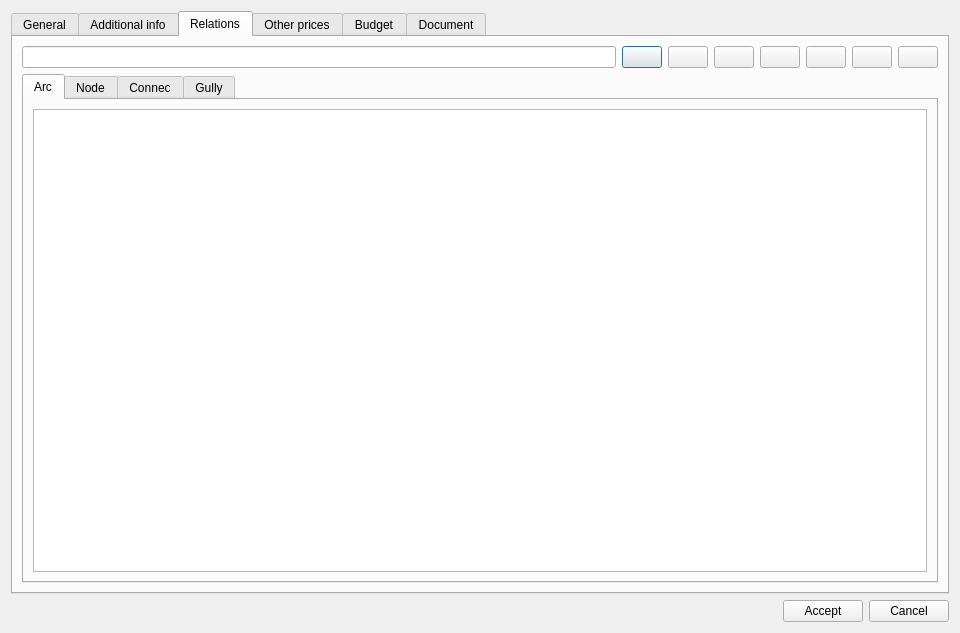
Above: core/ui/toolbars/plan/psector.ui from Giswater/giswater_qgis_plugin before the change. Below: the same form after it.
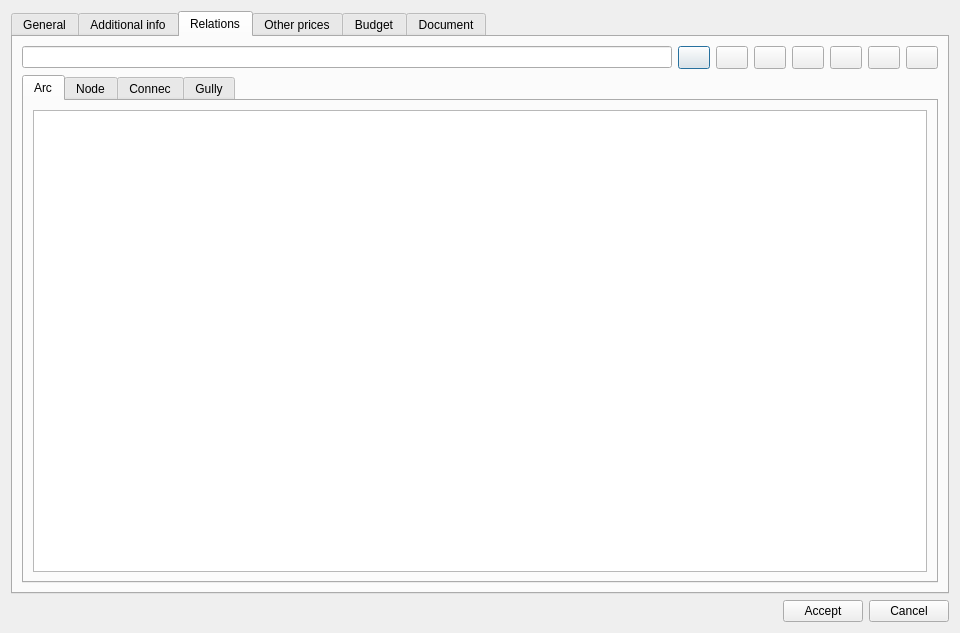
That is the form after the change. The open tabs and pages were chosen to show the change. Icons and pictures are not drawn.

Commit message: Enhancement: resize action buttons from tab relations on psector form

```diff
--- a/core/ui/toolbars/plan/psector.ui
+++ b/core/ui/toolbars/plan/psector.ui
@@ -20,7 +20,7 @@
    <string>Plan psector</string>
   </property>
   <layout class="QGridLayout" name="gridLayout_5">
-   <item row="0" column="0">
+   <item row="1" column="0">
     <widget class="QTabWidget" name="tabWidget">
      <property name="toolTip">
       <string/>
@@ -687,30 +687,61 @@
       </attribute>
       <layout class="QVBoxLayout" name="verticalLayout_2">
        <item>
-        <layout class="QHBoxLayout" name="horizontalLayout_13">
+        <layout class="QHBoxLayout" name="horizontalLayout_17">
          <item>
           <widget class="QLineEdit" name="feature_id"/>
          </item>
          <item>
           <widget class="QPushButton" name="btn_insert">
+           <property name="enabled">
+            <bool>true</bool>
+           </property>
+           <property name="sizePolicy">
+            <sizepolicy hsizetype="Preferred" vsizetype="Preferred">
+             <horstretch>0</horstretch>
+             <verstretch>0</verstretch>
+            </sizepolicy>
+           </property>
+           <property name="minimumSize">
+            <size>
+             <width>32</width>
+             <height>23</height>
+            </size>
+           </property>
+           <property name="maximumSize">
+            <size>
+             <width>32</width>
+             <height>23</height>
+            </size>
+           </property>
            <property name="text">
             <string/>
            </property>
-           <property name="icon">
-            <iconset>
-             <normaloff>../../../../Users/user/AppData/Roaming/QGIS/QGIS3/profiles/default/python/plugins/giswater/icons/111b.png</normaloff>../../../../Users/user/AppData/Roaming/QGIS/QGIS3/profiles/default/python/plugins/giswater/icons/111b.png</iconset>
-           </property>
           </widget>
          </item>
          <item>
           <widget class="QPushButton" name="btn_delete">
+           <property name="sizePolicy">
+            <sizepolicy hsizetype="Preferred" vsizetype="Preferred">
+             <horstretch>0</horstretch>
+             <verstretch>0</verstretch>
+            </sizepolicy>
+           </property>
+           <property name="minimumSize">
+            <size>
+             <width>32</width>
+             <height>23</height>
+            </size>
+           </property>
+           <property name="maximumSize">
+            <size>
+             <width>32</width>
+             <height>23</height>
+            </size>
+           </property>
            <property name="text">
             <string/>
            </property>
-           <property name="icon">
-            <iconset>
-             <normaloff>../../../../Users/user/AppData/Roaming/QGIS/QGIS3/profiles/default/python/plugins/giswater/icons/112b.png</normaloff>../../../../Users/user/AppData/Roaming/QGIS/QGIS3/profiles/default/python/plugins/giswater/icons/112b.png</iconset>
-           </property>
           </widget>
          </item>
          <item>
@@ -718,17 +749,49 @@
            <property name="enabled">
             <bool>true</bool>
            </property>
+           <property name="sizePolicy">
+            <sizepolicy hsizetype="Preferred" vsizetype="Preferred">
+             <horstretch>0</horstretch>
+             <verstretch>0</verstretch>
+            </sizepolicy>
+           </property>
+           <property name="minimumSize">
+            <size>
+             <width>32</width>
+             <height>23</height>
+            </size>
+           </property>
+           <property name="maximumSize">
+            <size>
+             <width>32</width>
+             <height>23</height>
+            </size>
+           </property>
            <property name="text">
             <string/>
            </property>
-           <property name="icon">
-            <iconset>
-             <normaloff>../../../../Users/user/AppData/Roaming/QGIS/QGIS3/profiles/default/python/plugins/giswater/icons/137.png</normaloff>../../../../Users/user/AppData/Roaming/QGIS/QGIS3/profiles/default/python/plugins/giswater/icons/137.png</iconset>
-           </property>
           </widget>
          </item>
          <item>
           <widget class="QPushButton" name="btn_toggle">
+           <property name="sizePolicy">
+            <sizepolicy hsizetype="Preferred" vsizetype="Preferred">
+             <horstretch>0</horstretch>
+             <verstretch>0</verstretch>
+            </sizepolicy>
+           </property>
+           <property name="minimumSize">
+            <size>
+             <width>32</width>
+             <height>23</height>
+            </size>
+           </property>
+           <property name="maximumSize">
+            <size>
+             <width>32</width>
+             <height>23</height>
+            </size>
+           </property>
            <property name="text">
             <string/>
            </property>
@@ -736,6 +799,24 @@
          </item>
          <item>
           <widget class="QPushButton" name="btn_select_arc">
+           <property name="sizePolicy">
+            <sizepolicy hsizetype="Preferred" vsizetype="Preferred">
+             <horstretch>0</horstretch>
+             <verstretch>0</verstretch>
+            </sizepolicy>
+           </property>
+           <property name="minimumSize">
+            <size>
+             <width>32</width>
+             <height>23</height>
+            </size>
+           </property>
+           <property name="maximumSize">
+            <size>
+             <width>32</width>
+             <height>23</height>
+            </size>
+           </property>
            <property name="text">
             <string/>
            </property>
@@ -743,6 +824,24 @@
          </item>
          <item>
           <widget class="QPushButton" name="btn_arc_fusion">
+           <property name="sizePolicy">
+            <sizepolicy hsizetype="Preferred" vsizetype="Preferred">
+             <horstretch>0</horstretch>
+             <verstretch>0</verstretch>
+            </sizepolicy>
+           </property>
+           <property name="minimumSize">
+            <size>
+             <width>32</width>
+             <height>23</height>
+            </size>
+           </property>
+           <property name="maximumSize">
+            <size>
+             <width>32</width>
+             <height>23</height>
+            </size>
+           </property>
            <property name="text">
             <string/>
            </property>
@@ -753,6 +852,24 @@
            <property name="enabled">
             <bool>true</bool>
            </property>
+           <property name="sizePolicy">
+            <sizepolicy hsizetype="Preferred" vsizetype="Preferred">
+             <horstretch>0</horstretch>
+             <verstretch>0</verstretch>
+            </sizepolicy>
+           </property>
+           <property name="minimumSize">
+            <size>
+             <width>32</width>
+             <height>23</height>
+            </size>
+           </property>
+           <property name="maximumSize">
+            <size>
+             <width>32</width>
+             <height>23</height>
+            </size>
+           </property>
            <property name="text">
             <string/>
            </property>
@@ -1645,7 +1762,7 @@
      </widget>
     </widget>
    </item>
-   <item row="1" column="0">
+   <item row="2" column="0">
     <layout class="QHBoxLayout" name="horizontalLayout">
      <item>
       <spacer name="horizontalSpacer">
```
